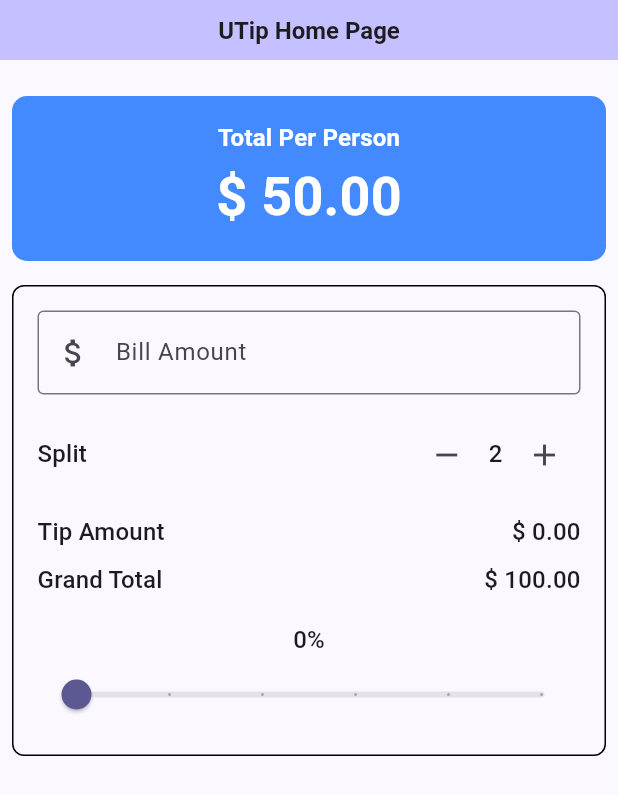
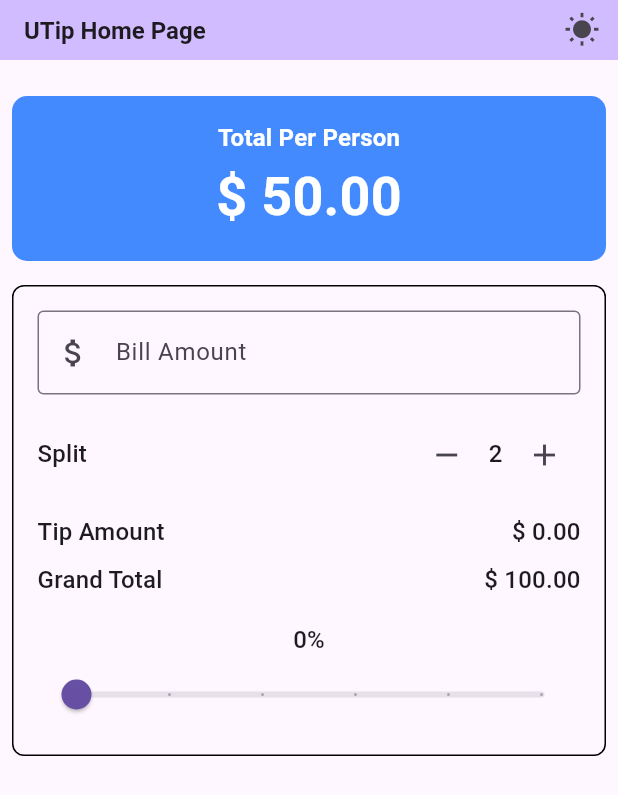
Before and after one commit to vijendrasaini1922/Tip_Calculator, a Flutter app: the screen it shows after launch, on a phone screen of 412 x 824 dp. Shown: the top 795 px of the screen. Run offline on Flutter 3.47's test engine with Material 3 defaults, Android fonts, the light colour scheme and no system bars.

Commit message:
adding night mode

```diff
--- a/lib/main.dart
+++ b/lib/main.dart
@@ -1,5 +1,6 @@
 import 'package:flutter/material.dart';
 import 'package:provider/provider.dart';
+import 'package:utip/providers/ThemeProvider.dart';
 import 'package:utip/providers/TipCalculatorModel.dart';
 import 'package:utip/widgets/bill_amount_field.dart';
 import 'package:utip/widgets/tip_slider.dart';
@@ -8,8 +9,11 @@ import 'widgets/person_count.dart';
 
 void main() {
   runApp(
-    ChangeNotifierProvider(
-      create: (context) => Tipcalculatormodel(),
+    MultiProvider(
+      providers: [
+        ChangeNotifierProvider(create: (context) => Tipcalculatormodel()),
+        ChangeNotifierProvider(create: (context) => Themeprovider()),
+      ],
       child: const MyApp(),
     ),
   );
@@ -20,15 +24,17 @@ class MyApp extends StatelessWidget {
 
   @override
   Widget build(BuildContext context) {
+    final themeModel = Provider.of<Themeprovider>(context);
 
     return MaterialApp(
       title: 'UTip Demo',
-      theme: ThemeData(
-        colorScheme: ColorScheme.fromSeed(
-          seedColor: const Color.fromARGB(255, 59, 22, 225),
-        ),
-        useMaterial3: true,
-      ),
+      // theme: ThemeData(
+      //   colorScheme: ColorScheme.fromSeed(
+      //     seedColor: const Color.fromARGB(255, 59, 22, 225),
+      //   ),
+      //   useMaterial3: true,
+      // ),
+      theme: themeModel.currentTheme,
       home: const MyHomePage(title: 'UTip Home Page'),
     );
   }
@@ -48,6 +54,7 @@ class _MyHomePageState extends State<MyHomePage> {
   Widget build(BuildContext context) {
     final theme = Theme.of(context);
     final model = Provider.of<Tipcalculatormodel>(context);
+    final themeModel = Provider.of<Themeprovider>(context);
 
     final style = theme.textTheme.titleMedium!.copyWith(
       color: theme.colorScheme.onPrimary,
@@ -66,12 +73,22 @@ class _MyHomePageState extends State<MyHomePage> {
       appBar: AppBar(
         toolbarHeight: appBarSize,
         backgroundColor: theme.colorScheme.inversePrimary,
-        title: Center(
-          child: Text(
-            widget.title,
-            style: const TextStyle(fontWeight: FontWeight.bold, fontSize: 16),
+        title: Row(
+          children: [
+            Text(
+              widget.title,
+              style: const TextStyle(fontWeight: FontWeight.bold, fontSize: 16),
+            ),
+          ],
+        ),
+        actions: [
+          IconButton(
+            onPressed: () => themeModel.toggleTheme(),
+            icon: themeModel.isDarkMode
+                ? Icon(Icons.dark_mode_rounded)
+                : Icon(Icons.wb_sunny),
           ),
-        ),
+        ],
       ),
       body: Center(
         child: Padding(
@@ -118,13 +135,13 @@ class _MyHomePageState extends State<MyHomePage> {
                     PersonWidget(
                       theme: theme,
                       totalPerson: totalPerson,
-                      onDecrement: (){
-                        if(totalPerson > 1){
-                          model.updatePersonCount(totalPerson-1);
+                      onDecrement: () {
+                        if (totalPerson > 1) {
+                          model.updatePersonCount(totalPerson - 1);
                         }
                       },
-                      onIncrement: (){
-                        model.updatePersonCount(totalPerson+1);
+                      onIncrement: () {
+                        model.updatePersonCount(totalPerson + 1);
                       },
                     ),
                     if (errorMsg.isNotEmpty)
--- /dev/null
+++ b/lib/providers/ThemeProvider.dart
@@ -0,0 +1,18 @@
+import 'package:flutter/material.dart';
+
+class Themeprovider extends ChangeNotifier {
+  bool _isDarkMode = false;
+
+  // getter
+  bool get isDarkMode => _isDarkMode;
+
+  // Method to toggle between dark and light mode
+  void toggleTheme(){
+    _isDarkMode = !_isDarkMode;
+    notifyListeners();
+  }
+
+  ThemeData get currentTheme {
+    return _isDarkMode ? ThemeData.dark() : ThemeData.light();
+  }
+}
```
